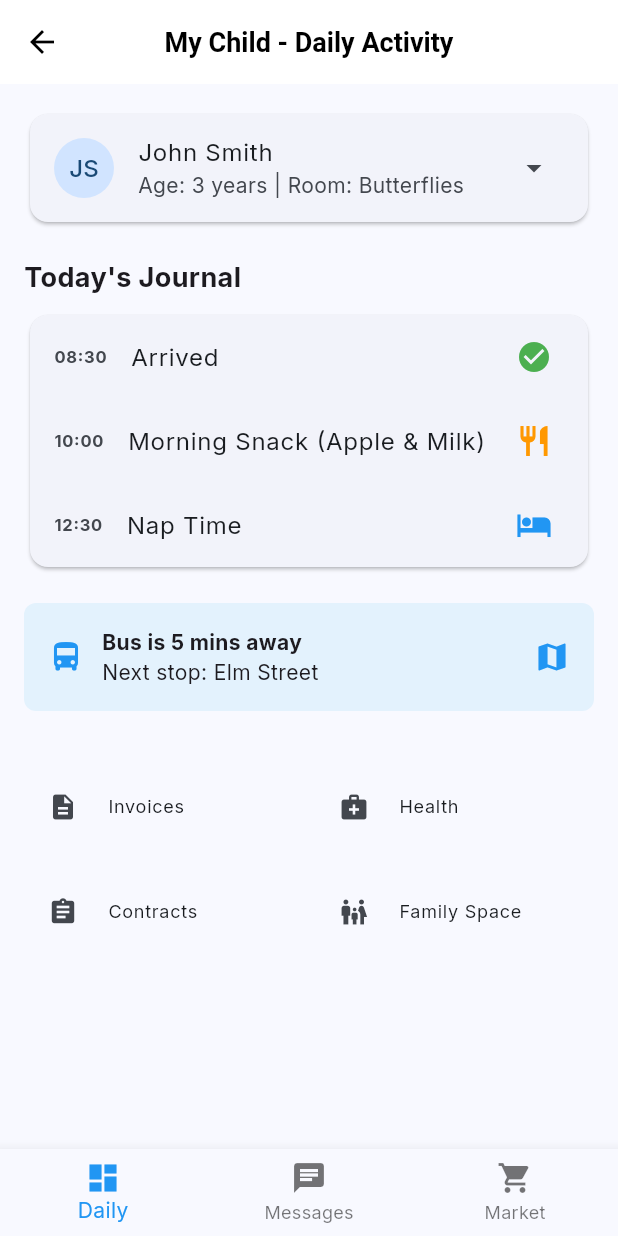
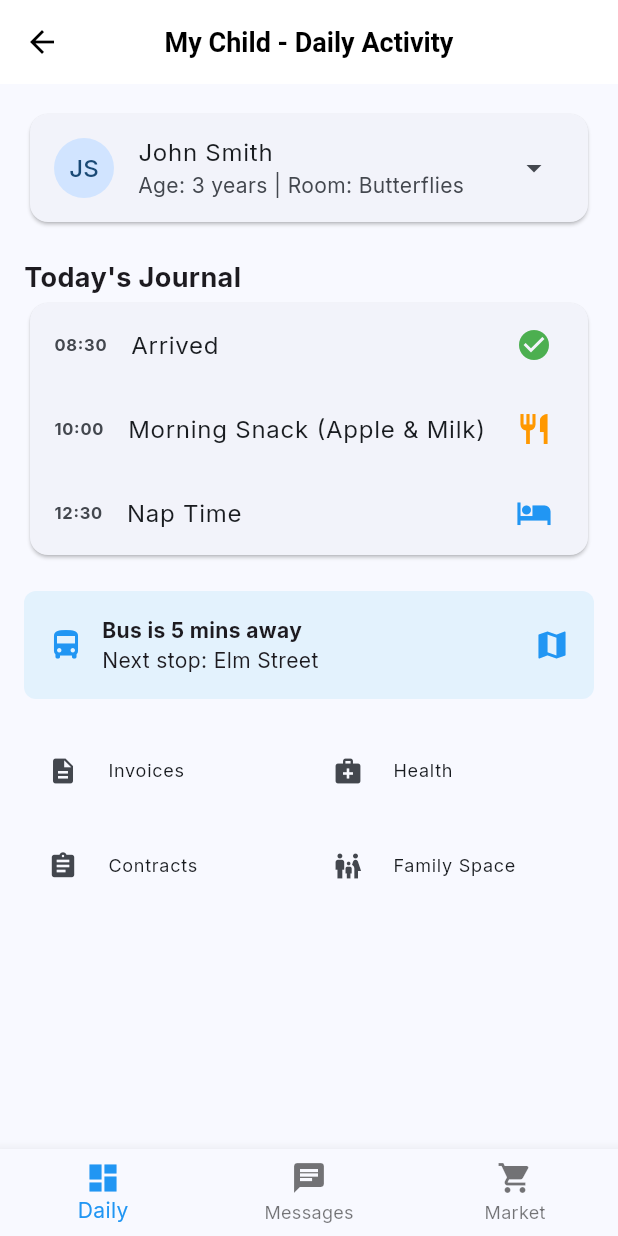
Before and after one commit to Connacri/Nursery, a Flutter app: the ParentDashboard screen opened by its route, on a phone screen of 412 x 824 dp. Run offline on Flutter 3.47's test engine with Material 3 defaults, Android fonts, the phone set to English and light mode, and no system bars; our stand-ins replace equatable, firebase_auth, google_fonts, supabase_flutter; accounts and stored records are empty.

```diff
--- /dev/null
+++ b/conflict_files.txt
@@ -0,0 +1 @@
+./build/test_cache/build/6f4a15e49d0bc622ec76656f5f470141.cache.dill.track.dill
--- /dev/null
+++ b/conflicted_files.txt
@@ -0,0 +1 @@
+./build/test_cache/build/6f4a15e49d0bc622ec76656f5f470141.cache.dill.track.dill
--- /dev/null
+++ b/files_with_conflicts.txt
@@ -0,0 +1 @@
+./build/test_cache/build/6f4a15e49d0bc622ec76656f5f470141.cache.dill.track.dill
--- a/lib/features/parent/presentation/pages/parent_dashboard.dart
+++ b/lib/features/parent/presentation/pages/parent_dashboard.dart
@@ -7,34 +7,23 @@ class ParentDashboard extends StatelessWidget {
   Widget build(BuildContext context) {
     return Scaffold(
       appBar: AppBar(title: const Text('My Child - Daily Activity')),
-      body: CustomScrollView(
-        slivers: [
-          SliverPadding(
+      body: SingleChildScrollView(
+        child: Padding(
           padding: const EdgeInsets.all(16.0),
-            sliver: SliverList(
-              delegate: SliverChildListDelegate([
+          child: Column(
+            crossAxisAlignment: CrossAxisAlignment.start,
+            children: [
               _buildChildSelector(),
               const SizedBox(height: 20),
-                const Text(
-                  'Today\'s Journal',
-                  style: TextStyle(fontSize: 18, fontWeight: FontWeight.bold),
-                ),
-                const SizedBox(height: 8),
+              const Text('Today\'s Journal', style: TextStyle(fontSize: 18, fontWeight: FontWeight.bold)),
               _buildActivityTimeline(),
               const SizedBox(height: 20),
               _buildTransportStatus(),
               const SizedBox(height: 20),
-              ]),
+              _buildQuickLinks(),
+            ],
           ),
         ),
-          SliverPadding(
-            padding: const EdgeInsets.symmetric(horizontal: 16.0),
-            sliver: _buildQuickLinks(),
-          ),
-          const SliverToBoxAdapter(
-            child: SizedBox(height: 80), // Space for bottom nav
-          ),
-        ],
       ),
       bottomNavigationBar: BottomNavigationBar(
         items: const [
@@ -62,8 +51,7 @@ class ParentDashboard extends StatelessWidget {
       child: Column(
         children: [
           _buildActivityItem('08:30', 'Arrived', Icons.check_circle, Colors.green),
-          _buildActivityItem(
-              '10:00', 'Morning Snack (Apple & Milk)', Icons.restaurant, Colors.orange),
+          _buildActivityItem('10:00', 'Morning Snack (Apple & Milk)', Icons.restaurant, Colors.orange),
           _buildActivityItem('12:30', 'Nap Time', Icons.hotel, Colors.blue),
         ],
       ),
@@ -81,19 +69,12 @@ class ParentDashboard extends StatelessWidget {
   Widget _buildTransportStatus() {
     return Container(
       padding: const EdgeInsets.all(16),
-      decoration: BoxDecoration(
-          color: Colors.blue.shade50, borderRadius: BorderRadius.circular(8)),
+      decoration: BoxDecoration(color: Colors.blue.shade50, borderRadius: BorderRadius.circular(8)),
       child: const Row(
         children: [
           Icon(Icons.directions_bus, color: Colors.blue),
           SizedBox(width: 12),
-          Expanded(
-              child: Column(
-                  crossAxisAlignment: CrossAxisAlignment.start,
-                  children: [
-                Text('Bus is 5 mins away', style: TextStyle(fontWeight: FontWeight.bold)),
-                Text('Next stop: Elm Street')
-              ])),
+          Expanded(child: Column(crossAxisAlignment: CrossAxisAlignment.start, children: [Text('Bus is 5 mins away', style: TextStyle(fontWeight: FontWeight.bold)), Text('Next stop: Elm Street')])),
           Icon(Icons.map, color: Colors.blue),
         ],
       ),
@@ -101,32 +82,21 @@ class ParentDashboard extends StatelessWidget {
   }
 
   Widget _buildQuickLinks() {
-    // Optimized: Replaced GridView.count(shrinkWrap: true) with SliverGrid
-    // to improve scrolling performance by lazy-loading grid items.
-    return SliverGrid(
-      gridDelegate: const SliverGridDelegateWithFixedCrossAxisCount(
+    return GridView.count(
+      shrinkWrap: true,
+      physics: const NeverScrollableScrollPhysics(),
       crossAxisCount: 2,
       childAspectRatio: 3,
-        mainAxisSpacing: 8,
-        crossAxisSpacing: 8,
-      ),
-      delegate: SliverChildListDelegate([
+      children: [
         _buildLinkTile(Icons.description, 'Invoices'),
         _buildLinkTile(Icons.medical_services, 'Health'),
         _buildLinkTile(Icons.assignment, 'Contracts'),
         _buildLinkTile(Icons.family_restroom, 'Family Space'),
-      ]),
+      ],
     );
   }
 
   Widget _buildLinkTile(IconData icon, String label) {
-    return Material(
-      color: Colors.transparent,
-      child: ListTile(
-        leading: Icon(icon, size: 20),
-        title: Text(label, style: const TextStyle(fontSize: 12)),
-        onTap: () {},
-      ),
-    );
+    return ListTile(leading: Icon(icon, size: 20), title: Text(label, style: const TextStyle(fontSize: 12)), onTap: () {});
   }
 }
--- a/pubspec.yaml
+++ b/pubspec.yaml
@@ -16,7 +16,7 @@ publish_to: 'none' # Remove this line if you wish to publish to pub.dev
 # https://developer.apple.com/library/archive/documentation/General/Reference/InfoPlistKeyReference/Articles/CoreFoundationKeys.html
 # In Windows, build-name is used as the major, minor, and patch parts
 # of the product and file versions while build-number is used as the build suffix.
-version: 1.0.5+6
+version: 1.0.2+3
 
 environment:
   sdk: ^3.11.0
```
Also changed, not shown: git_status_output.txt (added, +9 -0 lines), lib/features/educator/presentation/pages/educator_dashboard.dart (+12 -27 lines), status.txt (added, +9 -0 lines), actual_conflicts.txt (added), conflict_report.txt (added), conflicts.txt (added), unmerged_files.txt (added), 1 other file. Lines whose indentation alone changed are shown as unchanged.
